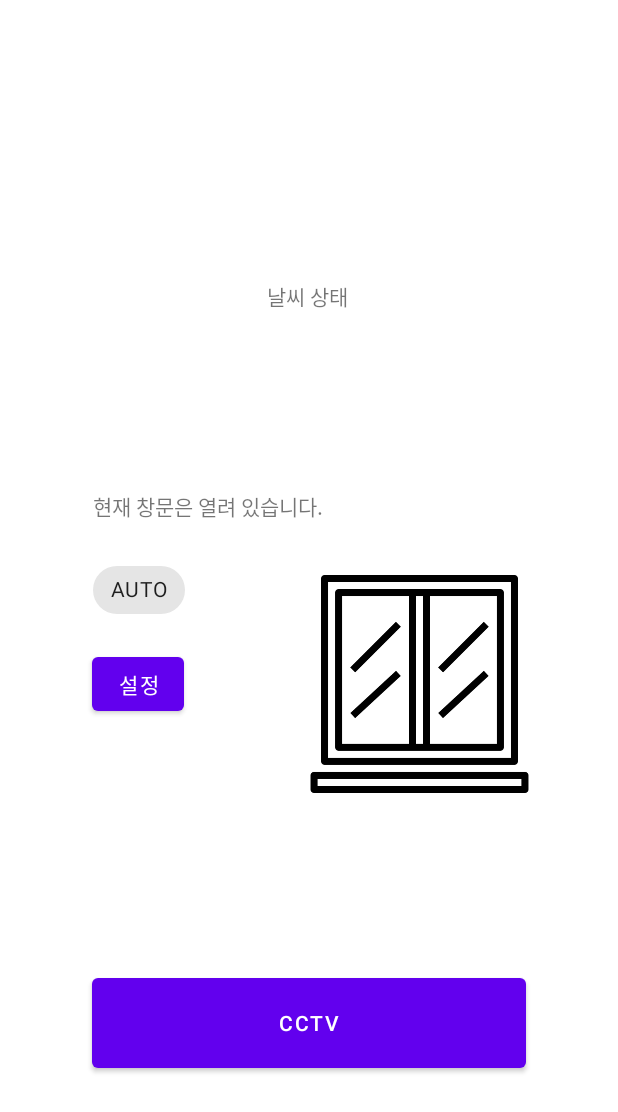
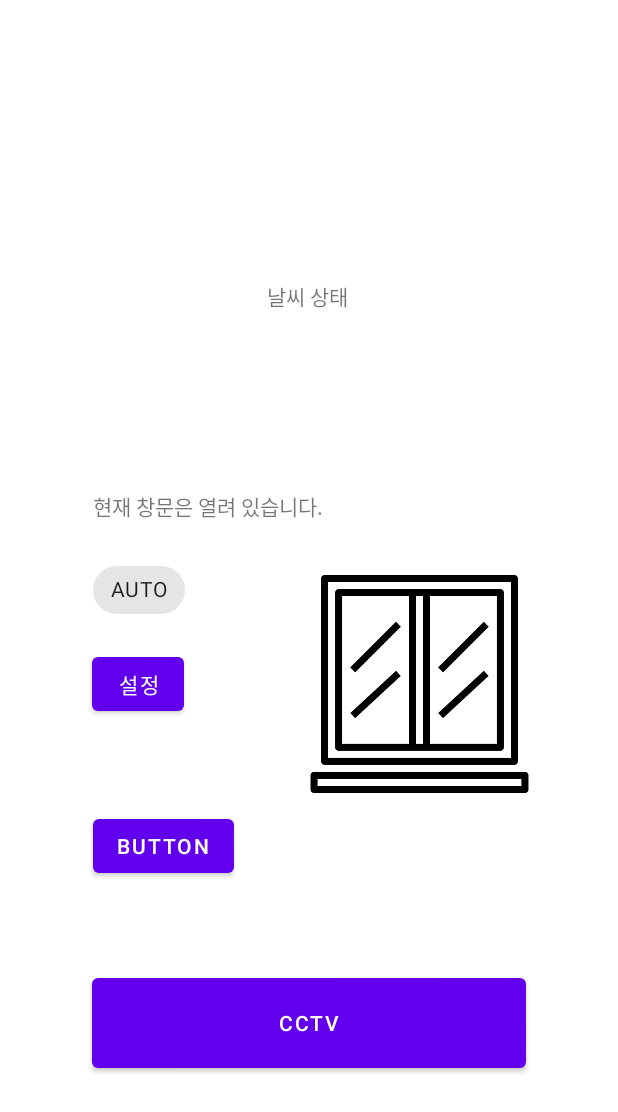
Before and after one commit to parkgyujin/firedetect2, an Android app: the layout activity_main.xml on its own in the app's theme, with its tools: preview values and no code run, on a phone screen of 412 x 824 dp. Shown: the top 1112 px of the screen. Run offline under Robolectric (Android 15) with nearby library versions, the phone set to English and light mode, and no system bars; network calls fail.

Commit message:
221026 commit2

```diff
--- a/app/src/main/res/layout/activity_main.xml
+++ b/app/src/main/res/layout/activity_main.xml
@@ -90,6 +90,7 @@
             android:layout_width="70dp"
             android:layout_height="70dp"
             android:text=""
+            android:gravity="center"
             app:layout_constraintBottom_toBottomOf="parent"
             app:layout_constraintEnd_toEndOf="parent"
             app:layout_constraintHorizontal_bias="0.187"
@@ -102,6 +103,7 @@
             android:layout_width="70dp"
             android:layout_height="70dp"
             android:text=""
+            android:gravity="center"
             app:layout_constraintBottom_toBottomOf="parent"
             app:layout_constraintEnd_toEndOf="parent"
             app:layout_constraintHorizontal_bias="0.173"
@@ -114,6 +116,7 @@
             android:layout_width="70dp"
             android:layout_height="70dp"
             android:text=""
+            android:gravity="center"
             app:layout_constraintBottom_toBottomOf="parent"
             app:layout_constraintEnd_toEndOf="parent"
             app:layout_constraintHorizontal_bias="0.406"
@@ -180,5 +183,18 @@
             app:layout_constraintTop_toTopOf="parent"
             app:layout_constraintVertical_bias="0.081" />
 
+        <Button
+            android:id="@+id/clickBtn2"
+            android:layout_width="wrap_content"
+            android:layout_height="wrap_content"
+            android:onClick="CurrentCall"
+            android:text="@string/button"
+            app:layout_constraintBottom_toBottomOf="parent"
+            app:layout_constraintEnd_toEndOf="parent"
+            app:layout_constraintHorizontal_bias="0.195"
+            app:layout_constraintStart_toStartOf="parent"
+            app:layout_constraintTop_toTopOf="parent"
+            app:layout_constraintVertical_bias="0.696" />
+
     </androidx.constraintlayout.widget.ConstraintLayout>
 </layout>
--- a/app/src/main/res/values/strings.xml
+++ b/app/src/main/res/values/strings.xml
@@ -18,4 +18,5 @@
     <string name="up">up</string>
     <string name="down">down</string>
     <string name="right">right</string>
+    <string name="button">Button</string>
 </resources>
```
Also changed, not shown: app/src/main/java/com/example/firedetect2/MainActivity.kt (+29 -15 lines).
